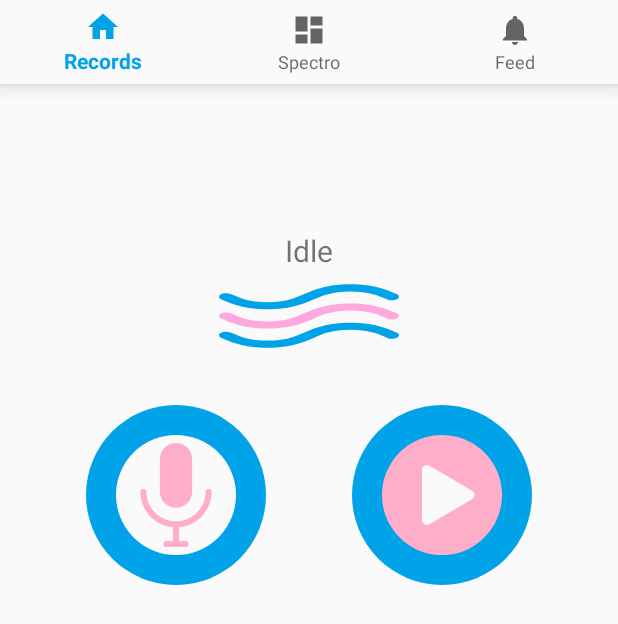
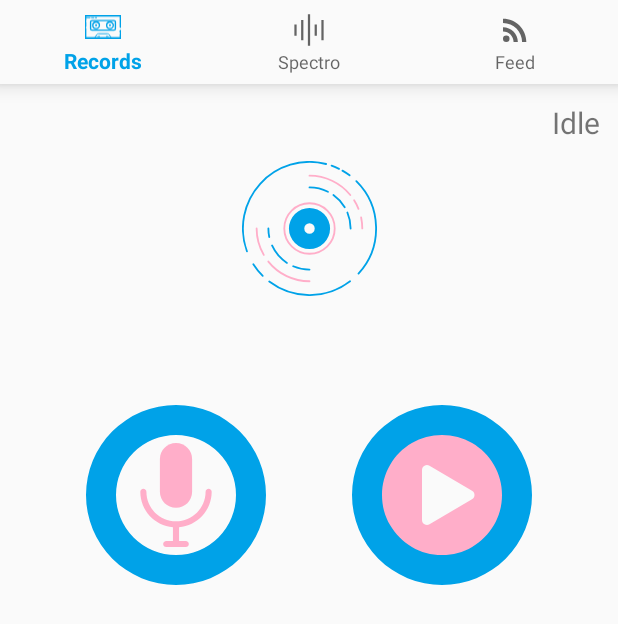
Before and after one commit to G0ncharovAA/TransVoiceStudio, an Android app: the screen it shows after launch (MainActivity), on a phone screen of 412 x 824 dp. Shown: the top 624 px of the screen. Run offline under Robolectric (Android 15) with nearby library versions, the phone set to English and light mode, and no system bars; our stand-ins replace navigation-ui.

Commit message:
splash logo

```diff
--- a/app/src/main/AndroidManifest.xml
+++ b/app/src/main/AndroidManifest.xml
@@ -31,9 +31,6 @@
             android:name="ru.gonchar17narod.transvoicestudio.view.activities.MainActivity"
             android:screenOrientation="portrait"
             tools:ignore="LockedOrientationActivity">
-            <intent-filter>
-                <action android:name="android.intent.action.MAIN" />
-            </intent-filter>
         </activity>
     </application>
 
--- a/app/src/main/java/ru/gonchar17narod/transvoicestudio/view/fragments/feed/FeedFragment.kt
+++ b/app/src/main/java/ru/gonchar17narod/transvoicestudio/view/fragments/feed/FeedFragment.kt
@@ -4,16 +4,19 @@ import android.os.Bundle
 import android.view.LayoutInflater
 import android.view.View
 import android.view.ViewGroup
-import android.widget.TextView
 import androidx.fragment.app.Fragment
 import androidx.lifecycle.Observer
 import androidx.lifecycle.ViewModelProvider
+import com.xwray.groupie.GroupAdapter
+import com.xwray.groupie.GroupieViewHolder
 import kotlinx.android.synthetic.main.fragment_feed.*
 import ru.gonchar17narod.transvoicestudio.R
+import ru.gonchar17narod.transvoicestudio.view.items.FeedWebItem
 
 class FeedFragment : Fragment() {
 
     private lateinit var feedViewModel: FeedViewModel
+    private val feedAdapter = GroupAdapter<GroupieViewHolder>()
 
     override fun onCreateView(
         inflater: LayoutInflater,
@@ -22,13 +25,28 @@ class FeedFragment : Fragment() {
     ): View? {
         feedViewModel =
             ViewModelProvider(this).get(FeedViewModel::class.java)
+
+        feedViewModel.liveFeedItems.observe(
+            viewLifecycleOwner,
+            Observer {
+                with(feedAdapter) {
+                    clear()
+                    addAll(
+                        it.map {
+                            FeedWebItem(it)
+                        }
+                    )
+                    notifyDataSetChanged()
+                }
+            }
+        )
         val root = inflater.inflate(R.layout.fragment_feed, container, false)
 
         return root
     }
 
     override fun onActivityCreated(savedInstanceState: Bundle?) {
-        feed_recycler_view.adapter = feedViewModel.feedAdapter
+        feed_recycler_view.adapter = feedAdapter
         super.onActivityCreated(savedInstanceState)
     }
 }
--- a/app/src/main/java/ru/gonchar17narod/transvoicestudio/view/fragments/feed/FeedViewModel.kt
+++ b/app/src/main/java/ru/gonchar17narod/transvoicestudio/view/fragments/feed/FeedViewModel.kt
@@ -1,22 +1,15 @@
 package ru.gonchar17narod.transvoicestudio.view.fragments.feed
 
-import androidx.lifecycle.LiveData
+
 import androidx.lifecycle.MutableLiveData
 import androidx.lifecycle.ViewModel
-import com.xwray.groupie.GroupAdapter
-import com.xwray.groupie.GroupieViewHolder
 import ru.gonchar17narod.transvoicestudio.business.FeedInteractor
-import ru.gonchar17narod.transvoicestudio.view.items.FeedWebItem
+import ru.gonchar17narod.transvoicestudio.business.FeedWebEntity
+
 
 class FeedViewModel : ViewModel() {
 
-    val feedAdapter = GroupAdapter<GroupieViewHolder>().apply {
-        addAll(
-            FeedInteractor.getWebEntities().map {
-                FeedWebItem(
-                    feedWebEntity = it
-                )
-            }
-        )
+    val liveFeedItems = MutableLiveData<List<FeedWebEntity>>().apply {
+        value = FeedInteractor.getWebEntities()
     }
 }
--- a/app/src/main/java/ru/gonchar17narod/transvoicestudio/view/fragments/records/RecordsViewModel.kt
+++ b/app/src/main/java/ru/gonchar17narod/transvoicestudio/view/fragments/records/RecordsViewModel.kt
@@ -91,6 +91,7 @@ class RecordsViewModel(application: Application) : AndroidViewModel(application)
 
     override fun onCleared() {
         mMediaRecorder.release()
+        mediaPlayer?.release()
     }
 
     private fun resetPlayingStates() =
--- /dev/null
+++ b/app/src/main/res/drawable/ic_plate.xml
@@ -0,0 +1,117 @@
+<vector xmlns:android="http://schemas.android.com/apk/res/android"
+    android:width="120dp"
+    android:height="120dp"
+    android:viewportWidth="73.84"
+    android:viewportHeight="73.84">
+    <path
+        android:fillColor="#00000000"
+        android:pathData="M54.94,5.27a36.47,36.47 0,0 1,3.91 2.58"
+        android:strokeWidth="1"
+        android:strokeColor="@color/flag_outter"
+        android:strokeLineCap="round" />
+    <path
+        android:fillColor="#00000000"
+        android:pathData="M49,2.55a36.19,36.19 0,0 1,4.07 1.72"
+        android:strokeWidth="1"
+        android:strokeColor="@color/flag_outter"
+        android:strokeLineCap="round" />
+    <path
+        android:fillColor="#00000000"
+        android:pathData="M2.69,49.39A36.45,36.45 0,0 1,46 1.64"
+        android:strokeWidth="1"
+        android:strokeColor="@color/flag_outter"
+        android:strokeLineCap="round" />
+    <path
+        android:fillColor="#00000000"
+        android:pathData="M11.33,62.83a36.59,36.59 0,0 1,-5.14 -6.35"
+        android:strokeWidth="1"
+        android:strokeColor="@color/flag_outter"
+        android:strokeLineCap="round" />
+    <path
+        android:fillColor="#00000000"
+        android:pathData="M59.11,65.8a36.43,36.43 0,0 1,-44.21 0.14"
+        android:strokeWidth="1"
+        android:strokeColor="@color/flag_outter"
+        android:strokeLineCap="round" />
+    <path
+        android:fillColor="#00000000"
+        android:pathData="M62.53,11a36.42,36.42 0,0 1,1.19 50.56"
+        android:strokeWidth="1"
+        android:strokeColor="@color/flag_outter"
+        android:strokeLineCap="round" />
+    <path
+        android:fillColor="#00000000"
+        android:pathData="M11.91,51.36A28.74,28.74 0,0 1,8 36.92"
+        android:strokeWidth="1"
+        android:strokeColor="@color/flag_inner"
+        android:strokeLineCap="round" />
+    <path
+        android:fillColor="#00000000"
+        android:pathData="M36.92,65.79A28.82,28.82 0,0 1,14.41 55"
+        android:strokeWidth="1"
+        android:strokeColor="@color/flag_inner"
+        android:strokeLineCap="round" />
+    <path
+        android:fillColor="#00000000"
+        android:pathData="M65.16,30.87a29,29 0,0 1,0.63 6"
+        android:strokeWidth="1"
+        android:strokeColor="@color/flag_inner"
+        android:strokeLineCap="round" />
+    <path
+        android:fillColor="#00000000"
+        android:pathData="M61.33,21.5a28.78,28.78 0,0 1,2.38 4.64"
+        android:strokeWidth="1"
+        android:strokeColor="@color/flag_inner"
+        android:strokeLineCap="round" />
+    <path
+        android:fillColor="#00000000"
+        android:pathData="M36.92,8A28.81,28.81 0,0 1,59.24 18.6"
+        android:strokeWidth="1"
+        android:strokeColor="@color/flag_inner"
+        android:strokeLineCap="round" />
+    <path
+        android:fillColor="#00000000"
+        android:pathData="M14.91,41.57a22.58,22.58 0,0 1,-0.48 -4.65"
+        android:strokeWidth="1"
+        android:strokeColor="@color/flag_outter"
+        android:strokeLineCap="round" />
+    <path
+        android:fillColor="#00000000"
+        android:pathData="M24.58,55.73a22.58,22.58 0,0 1,-8.15 -9.52"
+        android:strokeWidth="1"
+        android:strokeColor="@color/flag_outter"
+        android:strokeLineCap="round" />
+    <path
+        android:fillColor="#00000000"
+        android:pathData="M36.92,59.41A22.41,22.41 0,0 1,28 57.57"
+        android:strokeWidth="1"
+        android:strokeColor="@color/flag_outter"
+        android:strokeLineCap="round" />
+    <path
+        android:fillColor="#00000000"
+        android:pathData="M57.64,28.17a22.42,22.42 0,0 1,1.77 8.75"
+        android:strokeWidth="1"
+        android:strokeColor="@color/flag_outter"
+        android:strokeLineCap="round" />
+    <path
+        android:fillColor="#00000000"
+        android:pathData="M50,18.6a22.61,22.61 0,0 1,6.19 6.66"
+        android:strokeWidth="1"
+        android:strokeColor="@color/flag_outter"
+        android:strokeLineCap="round" />
+    <path
+        android:fillColor="#00000000"
+        android:pathData="M36.92,14.43A22.39,22.39 0,0 1,47 16.82"
+        android:strokeWidth="1"
+        android:strokeColor="@color/flag_outter"
+        android:strokeLineCap="round" />
+    <path
+        android:fillColor="#00000000"
+        android:pathData="M36.92,36.92m-13.79,0a13.79,13.79 0,1 1,27.58 0a13.79,13.79 0,1 1,-27.58 0"
+        android:strokeWidth="1"
+        android:strokeColor="@color/flag_inner"
+        android:strokeLineCap="round" />
+    <path
+        android:fillColor="@color/flag_outter"
+        android:pathData="M36.92,25.67A11.25,11.25 0,1 0,48.17 36.92,11.25 11.25,0 0,0 36.92,25.67ZM36.92,39.78a2.86,2.86 0,1 1,2.86 -2.86A2.86,2.86 0,0 1,36.92 39.78Z" />
+</vector>
--- /dev/null
+++ b/app/src/main/res/drawable/ic_spectre.xml
@@ -0,0 +1,9 @@
+<vector xmlns:android="http://schemas.android.com/apk/res/android"
+    android:width="120dp"
+    android:height="120dp"
+    android:viewportWidth="32"
+    android:viewportHeight="32">
+    <path
+        android:fillColor="#000000"
+        android:pathData="M5,21L3,21L3,11L5,11ZM11,7L9,7L9,25h2ZM17,2L15,2L15,30h2ZM23,11L21,11L21,21h2ZM29,7L27,7L27,25h2Z" />
+</vector>
--- /dev/null
+++ b/app/src/main/res/drawable/ic_tape.xml
@@ -0,0 +1,101 @@
+<vector xmlns:android="http://schemas.android.com/apk/res/android"
+    android:width="120dp"
+    android:height="77.031425dp"
+    android:viewportWidth="79.23"
+    android:viewportHeight="50.86">
+    <path
+        android:fillColor="#00000000"
+        android:pathData="M0.5,11.21V2.38A1.88,1.88 0,0 1,2.38 0.5H76.86a1.88,1.88 0,0 1,1.88 1.88v23"
+        android:strokeWidth="5"
+        android:strokeColor="#000000"
+        android:strokeLineCap="round"
+        android:strokeLineJoin="round" />
+    <path
+        android:fillColor="#00000000"
+        android:pathData="M0.5,24.6L0.5,14.98"
+        android:strokeWidth="5"
+        android:strokeColor="#000000"
+        android:strokeLineCap="round"
+        android:strokeLineJoin="round" />
+    <path
+        android:fillColor="#00000000"
+        android:pathData="M78.73,41.57v6.84a1.88,1.88 0,0 1,-1.88 1.88H2.38A1.88,1.88 0,0 1,0.5 48.41V29"
+        android:strokeWidth="5"
+        android:strokeColor="#000000"
+        android:strokeLineCap="round"
+        android:strokeLineJoin="round" />
+    <path
+        android:fillColor="#00000000"
+        android:pathData="M78.73,33.77L78.73,37.77"
+        android:strokeWidth="5"
+        android:strokeColor="#000000"
+        android:strokeLineCap="round"
+        android:strokeLineJoin="round" />
+    <path
+        android:fillColor="#00000000"
+        android:pathData="M15.46,11.21L63.78,11.21A3.15,3.15 0,0 1,66.93 14.36L66.93,29.23A3.15,3.15 0,0 1,63.78 32.38L15.46,32.38A3.15,3.15 0,0 1,12.31 29.23L12.31,14.36A3.15,3.15 0,0 1,15.46 11.21z"
+        android:strokeWidth="3"
+        android:strokeColor="#000000"
+        android:strokeLineCap="round"
+        android:strokeLineJoin="round" />
+    <path
+        android:fillColor="#00000000"
+        android:pathData="M58.31,50.36l-4.84,-8.19a4.71,4.71 0,0 0,-4.09 -2.05H29.85a4.71,4.71 0,0 0,-4.09 2.05l-4.84,8.19"
+        android:strokeWidth="2"
+        android:strokeColor="#000000"
+        android:strokeLineCap="round"
+        android:strokeLineJoin="round" />
+    <path
+        android:fillColor="#000000"
+        android:pathData="M24.46,21.66m-2.31,0a2.31,2.31 0,1 1,4.62 0a2.31,2.31 0,1 1,-4.62 0" />
+    <path
+        android:fillColor="#00000000"
+        android:pathData="M24.46,21.66m-7.3,0a7.3,7.3 0,1 1,14.6 0a7.3,7.3 0,1 1,-14.6 0"
+        android:strokeWidth="3"
+        android:strokeColor="#000000"
+        android:strokeLineCap="round" />
+    <path
+        android:fillColor="#000000"
+        android:pathData="M54.96,21.66m-2.31,0a2.31,2.31 0,1 1,4.62 0a2.31,2.31 0,1 1,-4.62 0" />
+    <path
+        android:fillColor="#00000000"
+        android:pathData="M54.96,21.66m-7.3,0a7.3,7.3 0,1 1,14.6 0a7.3,7.3 0,1 1,-14.6 0"
+        android:strokeWidth="3"
+        android:strokeColor="#000000"
+        android:strokeLineCap="round" />
+    <path
+        android:fillColor="#00000000"
+        android:pathData="M22.63,5.03L25.57,5.03"
+        android:strokeWidth="2"
+        android:strokeColor="#000000"
+        android:strokeLineCap="round"
+        android:strokeLineJoin="round" />
+    <path
+        android:fillColor="#00000000"
+        android:pathData="M14.6,5.03L19.27,5.03"
+        android:strokeWidth="2"
+        android:strokeColor="#000000"
+        android:strokeLineCap="round"
+        android:strokeLineJoin="round" />
+    <path
+        android:fillColor="#00000000"
+        android:pathData="M0.5,5.03L11.03,5.03"
+        android:strokeWidth="2"
+        android:strokeColor="#000000"
+        android:strokeLineCap="round"
+        android:strokeLineJoin="round" />
+    <path
+        android:fillColor="#00000000"
+        android:pathData="M28.31,46.24L32.17,46.24"
+        android:strokeWidth="2"
+        android:strokeColor="#000000"
+        android:strokeLineCap="round"
+        android:strokeLineJoin="round" />
+    <path
+        android:fillColor="#00000000"
+        android:pathData="M47.06,46.24L50.92,46.24"
+        android:strokeWidth="2"
+        android:strokeColor="#000000"
+        android:strokeLineCap="round"
+        android:strokeLineJoin="round" />
+</vector>
--- /dev/null
+++ b/app/src/main/res/drawable/splash.xml
@@ -0,0 +1,8 @@
+<?xml version="1.0" encoding="utf-8"?>
+<layer-list xmlns:android="http://schemas.android.com/apk/res/android">
+    <item android:drawable="@color/colorPrimaryDark" />
+    <item
+        android:drawable="@drawable/ic_wind"
+        android:gravity="center" />
+
+</layer-list>
--- a/app/src/main/res/layout/activity_splash_screen.xml
+++ b/app/src/main/res/layout/activity_splash_screen.xml
@@ -3,49 +3,4 @@
     xmlns:tools="http://schemas.android.com/tools"
     android:layout_width="match_parent"
     android:layout_height="match_parent"
-    android:background="#0099cc"
-    tools:context=".view.activities.SplashScreenActivity">
-
-    <!-- The primary full-screen view. This can be replaced with whatever view
-         is needed to present your content, e.g. VideoView, SurfaceView,
-         TextureView, etc. -->
-    <TextView
-        android:id="@+id/fullscreen_content"
-        android:layout_width="match_parent"
-        android:layout_height="match_parent"
-        android:gravity="center"
-        android:keepScreenOn="true"
-        android:text="@string/dummy_content"
-        android:textColor="#33b5e5"
-        android:textSize="50sp"
-        android:textStyle="bold" />
-
-    <!-- This FrameLayout insets its children based on system windows using
-         android:fitsSystemWindows. -->
-    <FrameLayout
-        android:layout_width="match_parent"
-        android:layout_height="match_parent"
-        android:fitsSystemWindows="true">
-
-        <LinearLayout
-            android:id="@+id/fullscreen_content_controls"
-            style="?metaButtonBarStyle"
-            android:layout_width="match_parent"
-            android:layout_height="wrap_content"
-            android:layout_gravity="bottom|center_horizontal"
-            android:background="@color/black_overlay"
-            android:orientation="horizontal"
-            tools:ignore="UselessParent">
-
-            <Button
-                android:id="@+id/dummy_button"
-                style="?metaButtonBarButtonStyle"
-                android:layout_width="0dp"
-                android:layout_height="wrap_content"
-                android:layout_weight="1"
-                android:text="@string/dummy_button" />
-
-        </LinearLayout>
-    </FrameLayout>
-
-</FrameLayout>
+    tools:context=".view.activities.SplashScreenActivity"/>
--- a/app/src/main/res/layout/fragment_records.xml
+++ b/app/src/main/res/layout/fragment_records.xml
@@ -10,23 +10,21 @@
         android:id="@+id/media_indicator"
         android:layout_width="wrap_content"
         android:layout_height="wrap_content"
-        android:layout_marginStart="8dp"
-        android:layout_marginTop="8dp"
-        android:layout_marginEnd="8dp"
+        android:layout_marginTop="12dp"
+        android:layout_marginEnd="12dp"
         android:text="@string/idle"
         android:textAlignment="center"
         android:textSize="20sp"
-        app:layout_constraintBottom_toTopOf="@id/button_recording"
         app:layout_constraintEnd_toEndOf="parent"
-        app:layout_constraintStart_toStartOf="parent"
         app:layout_constraintTop_toTopOf="parent" />
 
     <ImageView
         android:id="@+id/animated_indicator"
-        android:layout_width="0dp"
-        android:layout_height="wrap_content"
-        android:src="@drawable/ic_wind"
+        android:layout_width="90dp"
+        android:layout_height="90dp"
+        android:layout_marginTop="12dp"
         android:contentDescription="@string/animated_recording_playing_indicator"
+        android:src="@drawable/ic_plate"
         app:layout_constraintEnd_toEndOf="parent"
         app:layout_constraintStart_toStartOf="parent"
         app:layout_constraintTop_toBottomOf="@id/media_indicator" />
--- a/app/src/main/res/menu/bottom_nav_menu.xml
+++ b/app/src/main/res/menu/bottom_nav_menu.xml
@@ -3,17 +3,17 @@
 
     <item
         android:id="@+id/navigation_records"
-        android:icon="@drawable/ic_home_black_24dp"
+        android:icon="@drawable/ic_tape"
         android:title="@string/records" />
 
     <item
         android:id="@+id/navigation_spectro"
-        android:icon="@drawable/ic_dashboard_black_24dp"
+        android:icon="@drawable/ic_spectre"
         android:title="@string/spectro" />
 
     <item
         android:id="@+id/navigation_feed"
-        android:icon="@drawable/ic_notifications_black_24dp"
+        android:icon="@drawable/ic_feed"
         android:title="@string/feed" />
 
 </menu>
--- a/app/src/main/res/values/styles.xml
+++ b/app/src/main/res/values/styles.xml
@@ -11,7 +11,7 @@
     <style name="FullscreenTheme" parent="AppTheme">
         <item name="android:actionBarStyle">@style/FullscreenActionBarStyle</item>
         <item name="android:windowActionBarOverlay">true</item>
-        <item name="android:windowBackground">@null</item>
+        <item name="android:windowBackground">@drawable/splash</item>
         <item name="metaButtonBarStyle">?android:attr/buttonBarStyle</item>
         <item name="metaButtonBarButtonStyle">?android:attr/buttonBarButtonStyle</item>
     </style>
```
